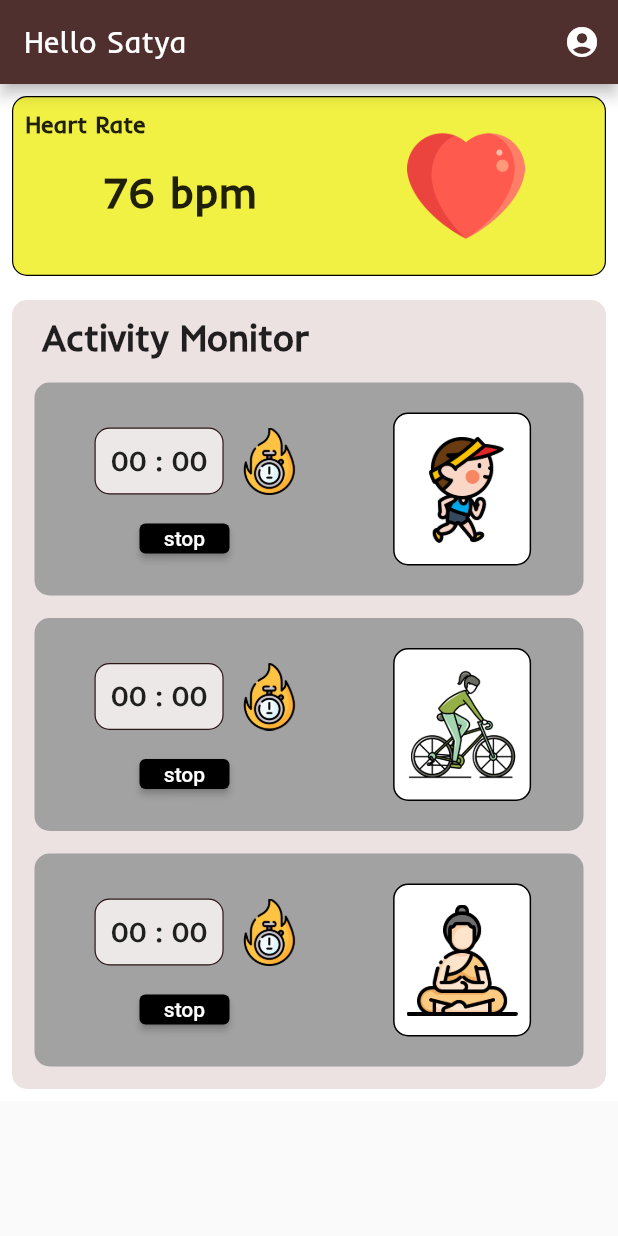
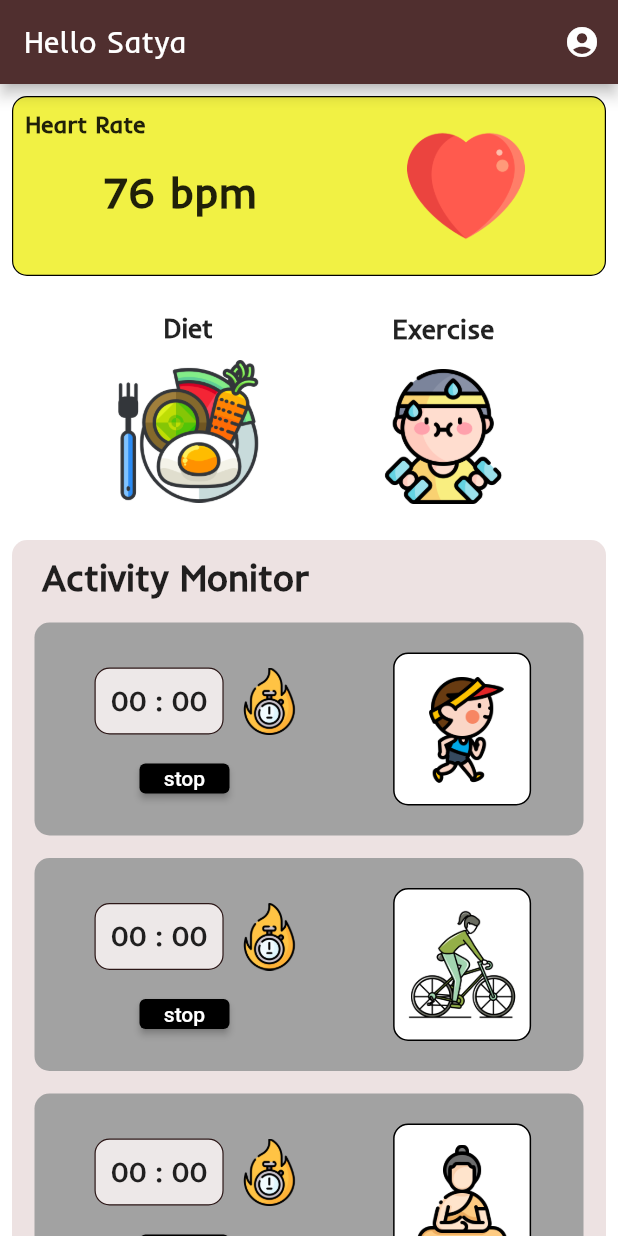
Before and after one commit to Gelli-VVN-Satyanarayana-Guptha/fitness_app, a Flutter app: the HomeScreen screen opened directly, on a phone screen of 412 x 824 dp. Run offline on Flutter 3.47's test engine with Material 2 defaults, Android fonts, the phone set to English and light mode, and no system bars; our stand-ins replace cloud_firestore, firebase_auth, firebase_core; accounts and stored records are empty; network calls fail.

Commit message:
diet and exercise added

```diff
--- a/lib/screens/home_screen.dart
+++ b/lib/screens/home_screen.dart
@@ -81,6 +81,87 @@ class _HomeScreenState extends State<HomeScreen> {
                 ),
               ),
             ),
+            Container(
+                child: Row(
+              children: [
+                Padding(
+                  padding: const EdgeInsets.only(left: 38),
+                  child: Container(
+                    width: 160,
+                    height: 160,
+                    child: Column(children: [
+                      Padding(
+                        padding:
+                            const EdgeInsets.only(top: 15, bottom: 0, left: 15),
+                        child: Text(
+                          "Diet",
+                          style: TextStyle(
+                              fontFamily: "inder",
+                              fontWeight: FontWeight.bold,
+                              fontSize: 18),
+                        ),
+                      ),
+                      Container(
+                        width: 160,
+                        height: 120,
+                        child: Padding(
+                          padding: const EdgeInsets.only(
+                            left: 15,
+                            top: 10,
+                            bottom: 15,
+                          ),
+                          child: SizedBox(
+                            height: 55,
+                            width: 45,
+                            child: GestureDetector(
+                                onTap: () {
+                                  print("diet");
+                                },
+                                child: Image.asset("assets/images/diet.png")),
+                          ),
+                        ),
+                      ),
+                    ]),
+                  ),
+                ),
+                Padding(
+                  padding: const EdgeInsets.only(left: 10),
+                  child: Container(
+                    child: Column(children: [
+                      Padding(
+                        padding:
+                            const EdgeInsets.only(top: 15, bottom: 0, left: 15),
+                        child: Text(
+                          "Exercise",
+                          style: TextStyle(
+                              fontFamily: "inder",
+                              fontWeight: FontWeight.bold,
+                              fontSize: 18),
+                        ),
+                      ),
+                      Container(
+                        width: 160,
+                        height: 120,
+                        child: Padding(
+                          padding: const EdgeInsets.only(
+                              left: 15, top: 15, bottom: 15),
+                          child: SizedBox(
+                            height: 55,
+                            width: 45,
+                            child: GestureDetector(
+                                onTap: () {
+                                  print("exercise");
+                                },
+                                child:
+                                    Image.asset("assets/images/exercise.png")),
+                          ),
+                        ),
+                      ),
+                    ]),
+                  ),
+                )
+              ],
+            )),
             Container(
               child: Column(children: [
                 Padding(
--- a/lib/screens/splash_screen.dart
+++ b/lib/screens/splash_screen.dart
@@ -14,7 +14,6 @@ class SplashScreen extends StatefulWidget {
 class _SplashScreenState extends State<SplashScreen> {
   @override
   User? result = FirebaseAuth.instance.currentUser;
-  //User? result = null;
 
   void initState() {
     Future.delayed(
@@ -34,6 +33,7 @@ class _SplashScreenState extends State<SplashScreen> {
   @override
   Widget build(BuildContext context) {
     return Scaffold(
+      backgroundColor: Colors.white,
       body: SafeArea(
         child: Container(
           color: Colors.white,
```
Also changed, not shown: lib/screens/login_screen.dart (+17 -5 lines), lib/screens/signup_screen.dart (+18 -6 lines), lib/utils/firestore_crud.dart (+3 -4 lines), assets/images/diet.png (added), assets/images/exercise.png (added).
